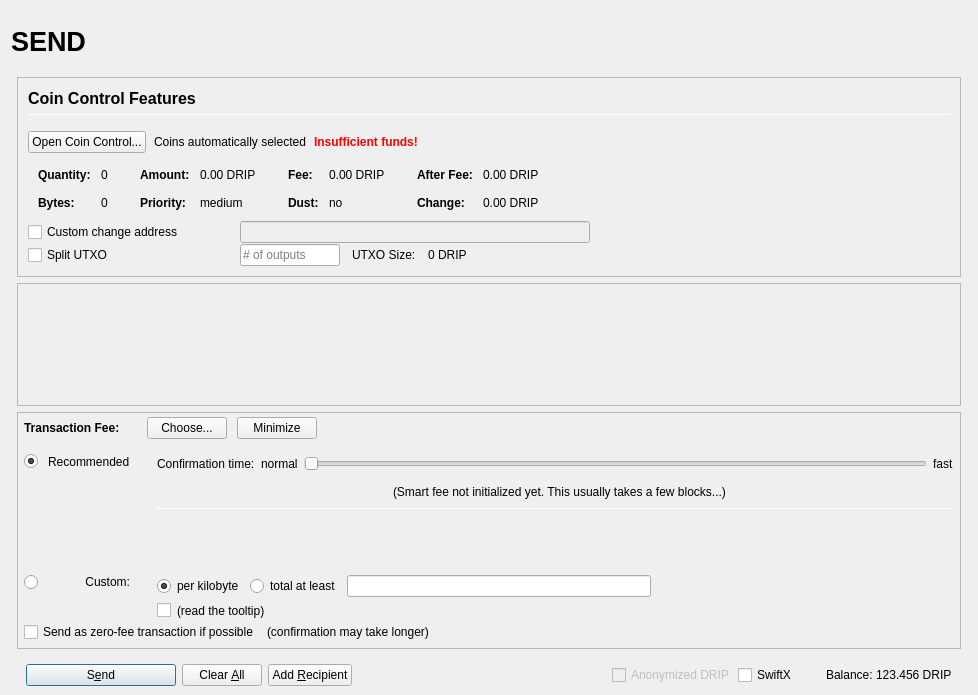
First picture: the form in src/qt/forms/sendcoinsdialog.ui, repository virtopiarvn/DRIP, before the edit.
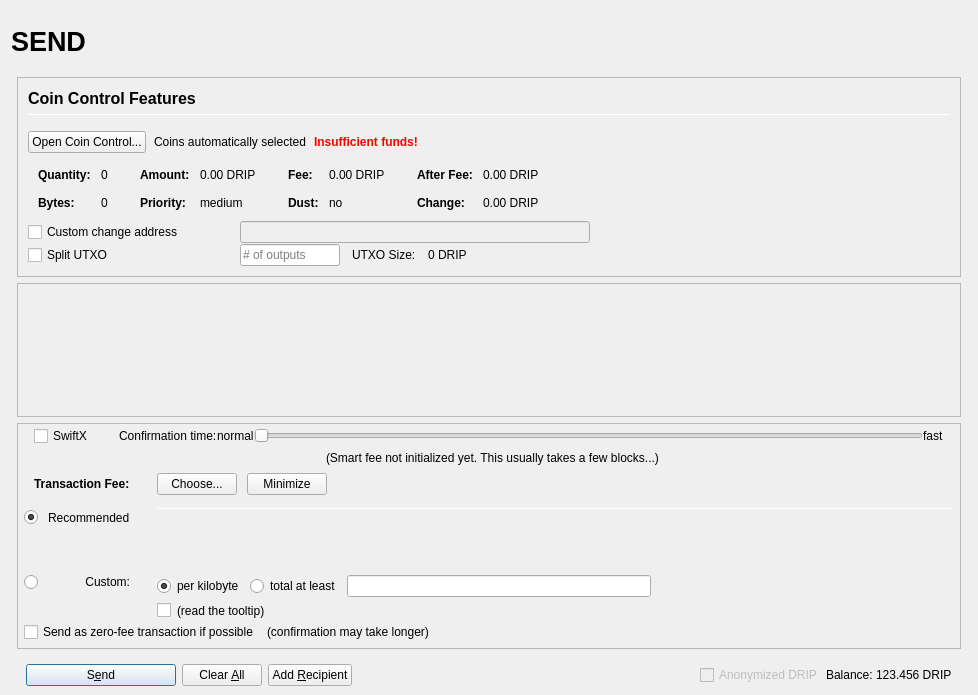
Second picture: the form after the edit. Icons and pictures are not drawn. Custom widgets are drawn as their Qt base class.

Diff of the .ui file:
```diff
--- a/src/qt/forms/sendcoinsdialog.ui
+++ b/src/qt/forms/sendcoinsdialog.ui
@@ -898,7 +898,7 @@
              <x>0</x>
              <y>0</y>
              <width>944</width>
-             <height>68</height>
+             <height>69</height>
             </rect>
            </property>
            <layout class="QVBoxLayout" name="verticalLayout_2" stretch="0,1">
@@ -975,7 +975,7 @@
             <number>0</number>
            </property>
            <item>
-            <layout class="QVBoxLayout" name="verticalLayoutFee2" stretch="0,0,0">
+            <layout class="QVBoxLayout" name="verticalLayoutFee2" stretch="0,0,0,0">
              <property name="spacing">
               <number>0</number>
              </property>
@@ -988,8 +988,179 @@
              <property name="rightMargin">
               <number>6</number>
              </property>
+             <item>
+              <layout class="QVBoxLayout" name="verticalLayout_feeConf">
+               <property name="spacing">
+                <number>0</number>
+               </property>
+               <property name="leftMargin">
+                <number>10</number>
+               </property>
+               <property name="rightMargin">
+                <number>10</number>
+               </property>
+               <property name="bottomMargin">
+                <number>5</number>
+               </property>
+               <item>
+                <layout class="QHBoxLayout" name="horizontalLayoutFee9">
+                 <item>
+                  <widget class="QCheckBox" name="checkSwiftTX">
+                   <property name="enabled">
+                    <bool>true</bool>
+                   </property>
+                   <property name="minimumSize">
+                    <size>
+                     <width>85</width>
+                     <height>0</height>
+                    </size>
+                   </property>
+                   <property name="toolTip">
+                    <string>SwiftX technology allows for near instant transactions - A flat fee of 0.01 DRIP applies</string>
+                   </property>
+                   <property name="text">
+                    <string>SwiftX</string>
+                   </property>
+                  </widget>
+                 </item>
+                 <item>
+                  <widget class="QLabel" name="labelSmartFee3">
+                   <property name="text">
+                    <string>Confirmation time:</string>
+                   </property>
+                   <property name="margin">
+                    <number>2</number>
+                   </property>
+                  </widget>
+                 </item>
+                 <item>
+                  <widget class="QLabel" name="labelSmartFeeNormal">
+                   <property name="text">
+                    <string>normal</string>
+                   </property>
+                   <property name="margin">
+                    <number>8</number>
+                   </property>
+                  </widget>
+                 </item>
+                 <item>
+                  <widget class="QSlider" name="sliderSmartFee">
+                   <property name="minimumSize">
+                    <size>
+                     <width>0</width>
+                     <height>24</height>
+                    </size>
+                   </property>
+                   <property name="minimum">
+                    <number>0</number>
+                   </property>
+                   <property name="maximum">
+                    <number>24</number>
+                   </property>
+                   <property name="pageStep">
+                    <number>1</number>
+                   </property>
+                   <property name="value">
+                    <number>0</number>
+                   </property>
+                   <property name="orientation">
+                    <enum>Qt::Horizontal</enum>
+                   </property>
+                   <property name="invertedAppearance">
+                    <bool>false</bool>
+                   </property>
+                   <property name="invertedControls">
+                    <bool>false</bool>
+                   </property>
+                   <property name="tickPosition">
+                    <enum>QSlider::NoTicks</enum>
+                   </property>
+                  </widget>
+                 </item>
+                 <item>
+                  <widget class="QLabel" name="labelSmartFeeFast">
+                   <property name="text">
+                    <string>fast</string>
+                   </property>
+                   <property name="margin">
+                    <number>8</number>
+                   </property>
+                  </widget>
+                 </item>
+                </layout>
+               </item>
+               <item>
+                <layout class="QHBoxLayout" name="horizontalLayout_recommended_texts">
+                 <property name="spacing">
+                  <number>0</number>
+                 </property>
+                 <item>
+                  <spacer name="horizontalSpacer_8">
+                   <property name="orientation">
+                    <enum>Qt::Horizontal</enum>
+                   </property>
+                   <property name="sizeHint" stdset="0">
+                    <size>
+                     <width>40</width>
+                     <height>20</height>
+                    </size>
+                   </property>
+                  </spacer>
+                 </item>
+                 <item>
+                  <widget class="QLabel" name="labelFeeEstimation">
+                   <property name="text">
+                    <string/>
+                   </property>
+                   <property name="margin">
+                    <number>2</number>
+                   </property>
+                  </widget>
+                 </item>
+                 <item>
+                  <widget class="QLabel" name="labelSmartFee2">
+                   <property name="text">
+                    <string>(Smart fee not initialized yet. This usually takes a few blocks...)</string>
+                   </property>
+                   <property name="alignment">
+                    <set>Qt::AlignLeading|Qt::AlignLeft|Qt::AlignVCenter</set>
+                   </property>
+                   <property name="wordWrap">
+                    <bool>false</bool>
+                   </property>
+                   <property name="margin">
+                    <number>2</number>
+                   </property>
+                   <property name="indent">
+                    <number>-1</number>
+                   </property>
+                  </widget>
+                 </item>
+                 <item>
+                  <spacer name="horizontalSpacer_3">
+                   <property name="orientation">
+                    <enum>Qt::Horizontal</enum>
+                   </property>
+                   <property name="sizeHint" stdset="0">
+                    <size>
+                     <width>40</width>
+                     <height>20</height>
+                    </size>
+                   </property>
+                  </spacer>
+                 </item>
+                </layout>
+               </item>
+              </layout>
+             </item>
              <item>
               <layout class="QHBoxLayout" name="horizontalLayoutFee1">
+               <property name="leftMargin">
+                <number>10</number>
+               </property>
+               <property name="rightMargin">
+                <number>10</number>
+               </property>
                <property name="bottomMargin">
                 <number>0</number>
                </property>
@@ -998,22 +1169,6 @@
                  <property name="spacing">
                   <number>0</number>
                  </property>
-                 <item>
-                  <spacer name="verticalSpacerSmartFee">
-                   <property name="orientation">
-                    <enum>Qt::Vertical</enum>
-                   </property>
-                   <property name="sizeType">
-                    <enum>QSizePolicy::Fixed</enum>
-                   </property>
-                   <property name="sizeHint" stdset="0">
-                    <size>
-                     <width>1</width>
-                     <height>4</height>
-                    </size>
-                   </property>
-                  </spacer>
-                 </item>
                  <item>
                   <layout class="QHBoxLayout" name="horizontalLayoutSmartFee">
                    <property name="spacing">
@@ -1290,7 +1445,7 @@
                    </widget>
                   </item>
                   <item row="0" column="4" rowspan="3">
-                   <layout class="QVBoxLayout" name="verticalLayoutFee3" stretch="0,0,0,0,1,0">
+                   <layout class="QVBoxLayout" name="verticalLayoutFee3" stretch="0,0,0,0">
                     <property name="spacing">
                      <number>6</number>
                     </property>
@@ -1300,133 +1455,6 @@
                     <property name="bottomMargin">
                      <number>20</number>
                     </property>
-                    <item>
-                     <layout class="QHBoxLayout" name="horizontalLayoutFee9">
-                      <item>
-                       <widget class="QLabel" name="labelSmartFee3">
-                        <property name="text">
-                         <string>Confirmation time:</string>
-                        </property>
-                        <property name="margin">
-                         <number>2</number>
-                        </property>
-                       </widget>
-                      </item>
-                      <item>
-                       <widget class="QLabel" name="labelSmartFeeNormal">
-                        <property name="text">
-                         <string>normal</string>
-                        </property>
-                        <property name="margin">
-                         <number>2</number>
-                        </property>
-                       </widget>
-                      </item>
-                      <item>
-                       <widget class="QSlider" name="sliderSmartFee">
-                        <property name="minimumSize">
-                         <size>
-                          <width>0</width>
-                          <height>24</height>
-                         </size>
-                        </property>
-                        <property name="minimum">
-                         <number>0</number>
-                        </property>
-                        <property name="maximum">
-                         <number>24</number>
-                        </property>
-                        <property name="pageStep">
-                         <number>1</number>
-                        </property>
-                        <property name="value">
-                         <number>0</number>
-                        </property>
-                        <property name="orientation">
-                         <enum>Qt::Horizontal</enum>
-                        </property>
-                        <property name="invertedAppearance">
-                         <bool>false</bool>
-                        </property>
-                        <property name="invertedControls">
-                         <bool>false</bool>
-                        </property>
-                        <property name="tickPosition">
-                         <enum>QSlider::NoTicks</enum>
-                        </property>
-                       </widget>
-                      </item>
-                      <item>
-                       <widget class="QLabel" name="labelSmartFeeFast">
-                        <property name="text">
-                         <string>fast</string>
-                        </property>
-                       </widget>
-                      </item>
-                     </layout>
-                    </item>
-                    <item>
-                     <layout class="QHBoxLayout" name="horizontalLayout_recommended_texts">
-                      <property name="spacing">
-                       <number>0</number>
-                      </property>
-                      <item>
-                       <spacer name="horizontalSpacer_8">
-                        <property name="orientation">
-                         <enum>Qt::Horizontal</enum>
-                        </property>
-                        <property name="sizeHint" stdset="0">
-                         <size>
-                          <width>40</width>
-                          <height>20</height>
-                         </size>
-                        </property>
-                       </spacer>
-                      </item>
-                      <item>
-                       <widget class="QLabel" name="labelFeeEstimation">
-                        <property name="text">
-                         <string/>
-                        </property>
-                        <property name="margin">
-                         <number>2</number>
-                        </property>
-                       </widget>
-                      </item>
-                      <item>
-                       <widget class="QLabel" name="labelSmartFee2">
-                        <property name="text">
-                         <string>(Smart fee not initialized yet. This usually takes a few blocks...)</string>
-                        </property>
-                        <property name="alignment">
-                         <set>Qt::AlignLeading|Qt::AlignLeft|Qt::AlignVCenter</set>
-                        </property>
-                        <property name="wordWrap">
-                         <bool>false</bool>
-                        </property>
-                        <property name="margin">
-                         <number>2</number>
-                        </property>
-                        <property name="indent">
-                         <number>-1</number>
-                        </property>
-                       </widget>
-                      </item>
-                      <item>
-                       <spacer name="horizontalSpacer_3">
-                        <property name="orientation">
-                         <enum>Qt::Horizontal</enum>
-                        </property>
-                        <property name="sizeHint" stdset="0">
-                         <size>
-                          <width>40</width>
-                          <height>20</height>
-                         </size>
-                        </property>
-                       </spacer>
-                      </item>
-                     </layout>
-                    </item>
                     <item>
                      <widget class="Line" name="line_2">
                       <property name="minimumSize">
@@ -1690,22 +1718,6 @@
                </property>
               </widget>
              </item>
-             <item>
-              <widget class="QCheckBox" name="checkSwiftTX">
-               <property name="enabled">
-                <bool>true</bool>
-               </property>
-               <property name="minimumSize">
-                <size>
-                 <width>85</width>
-                 <height>0</height>
-                </size>
-               </property>
-               <property name="text">
-                <string>SwiftX</string>
-               </property>
-              </widget>
-             </item>
              <item>
               <widget class="QLabel" name="label">
                <property name="text">
```
Left out of the diff: 46 changed lines with no effect on the pictures.
